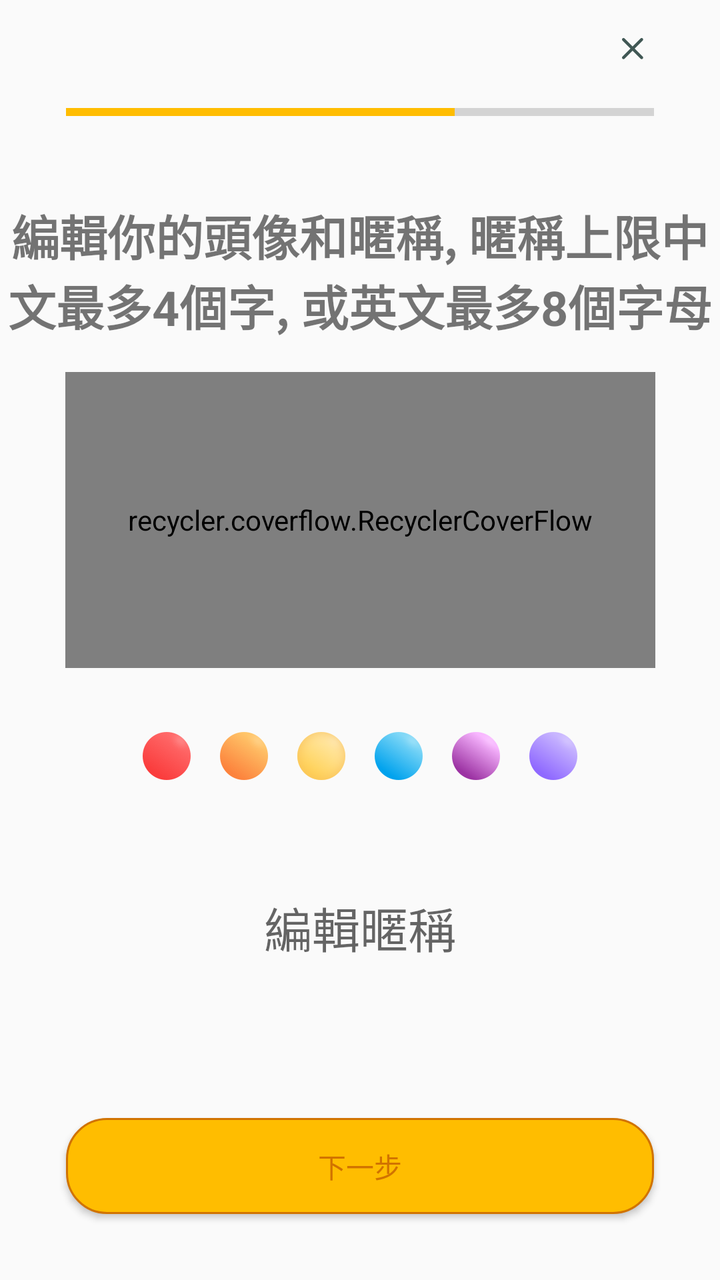
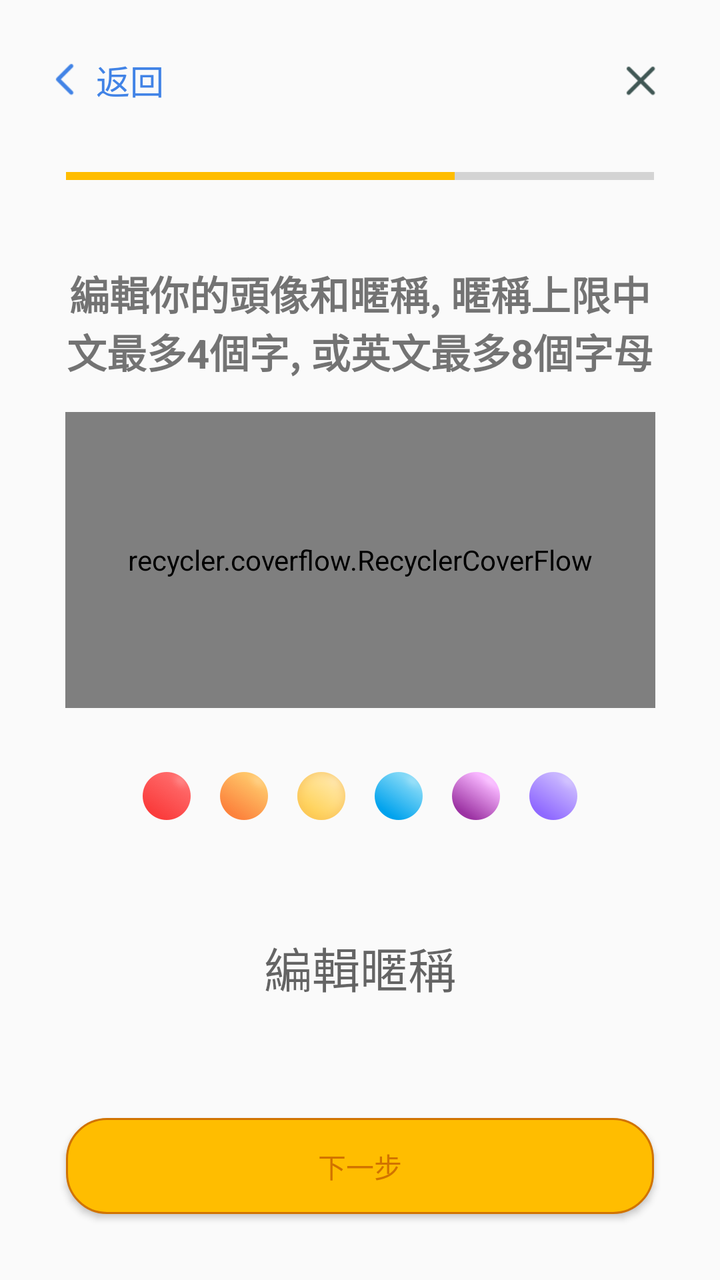

Compare the two renders of this Android layout. The source of the first and the diff that turns it into the second are given below.
<!-- AndroidManifest.xml: application theme Theme.TeamWalk -->
<!-- res/layout/activity_avatar.xml -->
<?xml version="1.0" encoding="utf-8"?>
<androidx.constraintlayout.widget.ConstraintLayout xmlns:android="http://schemas.android.com/apk/res/android"
    xmlns:app="http://schemas.android.com/apk/res-auto"
    xmlns:tools="http://schemas.android.com/tools"
    android:layout_width="match_parent"
    android:layout_height="match_parent"
    tools:context=".ui.onboarding.AvatarActivity">

    <Button
        android:id="@+id/onboarding_skip_button"
        android:layout_width="0dp"
        android:layout_height="wrap_content"
        android:layout_marginEnd="32dp"
        android:layout_marginBottom="8dp"
        android:background="@android:color/transparent"
        android:drawableEnd="@drawable/close"
        app:layout_constraintBottom_toTopOf="@+id/progressBar"
        app:layout_constraintEnd_toEndOf="parent"
        app:layout_constraintTop_toTopOf="parent" />

    <ProgressBar
        android:id="@+id/progressBar"
        style="?android:attr/progressBarStyleHorizontal"
        android:layout_width="0dp"
        android:layout_height="wrap_content"
        android:layout_marginStart="16pt"
        android:layout_marginEnd="16pt"
        android:progress="66"
        android:progressTint="@color/colorPrimary"
        app:layout_constraintEnd_toEndOf="parent"
        app:layout_constraintStart_toStartOf="parent"
        app:layout_constraintTop_toBottomOf="@+id/onboarding_skip_button" />

    <TextView
        android:id="@+id/textView"
        android:layout_width="wrap_content"
        android:layout_height="wrap_content"
        android:layout_marginStart="32dp"
        android:layout_marginTop="36dp"
        android:layout_marginEnd="32dp"
        android:layout_marginBottom="16dp"
        android:text="@string/onboard_avatar_nickname"
        android:textAlignment="center"
        android:textSize="24sp"
        android:textStyle="bold"
        app:layout_constraintBottom_toTopOf="@+id/onboarding_recyclerCoverFlow_avatar"
        app:layout_constraintEnd_toEndOf="parent"
        app:layout_constraintStart_toStartOf="parent"
        app:layout_constraintTop_toBottomOf="@+id/progressBar" />

    <recycler.coverflow.RecyclerCoverFlow
        android:id="@+id/onboarding_recyclerCoverFlow_avatar"
        android:layout_width="295dp"
        android:layout_height="148dp"
        android:layout_marginTop="16dp"
        android:layout_marginBottom="8dp"
        app:layout_constraintEnd_toEndOf="parent"
        app:layout_constraintStart_toStartOf="parent"
        app:layout_constraintTop_toBottomOf="@+id/textView" />

    <LinearLayout
        android:id="@+id/linearLayout"
        android:layout_width="0dp"
        android:layout_height="40dp"
        android:layout_marginStart="64dp"
        android:layout_marginTop="24dp"
        android:layout_marginEnd="64dp"
        android:orientation="horizontal"
        app:layout_constraintEnd_toEndOf="parent"
        app:layout_constraintStart_toStartOf="parent"
        app:layout_constraintTop_toBottomOf="@+id/onboarding_recyclerCoverFlow_avatar">

        <ImageButton
            android:id="@+id/onboarding_imageButton_red"
            android:layout_width="wrap_content"
            android:layout_height="wrap_content"
            android:layout_margin="5dp"
            android:layout_weight="1"
            android:background="@android:color/transparent"
            android:paddingHorizontal="9dp"
            android:paddingVertical="3dp"
            app:srcCompat="@drawable/dot_red" />

        <ImageButton
            android:id="@+id/onboarding_imageButton_orange"
            android:layout_width="wrap_content"
            android:layout_height="wrap_content"
            android:layout_margin="5dp"
            android:layout_weight="1"
            android:background="@android:color/transparent"
            android:paddingHorizontal="9dp"
            android:paddingVertical="3dp"
            app:srcCompat="@drawable/dot_orange" />

        <ImageButton
            android:id="@+id/onboarding_imageButton_yellow"
            android:layout_width="wrap_content"
            android:layout_height="wrap_content"
            android:layout_margin="5dp"
            android:layout_weight="1"
            android:background="@android:color/transparent"
            android:paddingHorizontal="9dp"
            android:paddingVertical="3dp"
            app:srcCompat="@drawable/dot_yellow" />

        <ImageButton
            android:id="@+id/onboarding_imageButton_blue"
            android:layout_width="wrap_content"
            android:layout_height="wrap_content"
            android:layout_margin="5dp"
            android:layout_weight="1"
            android:background="@android:color/transparent"
            android:paddingHorizontal="9dp"
            android:paddingVertical="3dp"
            app:srcCompat="@drawable/dot_blue" />

        <ImageButton
            android:id="@+id/onboarding_imageButton_purple"
            android:layout_width="wrap_content"
            android:layout_height="wrap_content"
            android:layout_margin="5dp"
            android:layout_weight="1"
            android:background="@android:color/transparent"
            android:paddingHorizontal="9dp"
            android:paddingVertical="3dp"
            app:srcCompat="@drawable/dot_purple" />

        <ImageButton
            android:id="@+id/onboarding_imageButton_royalpurple"
            android:layout_width="wrap_content"
            android:layout_height="wrap_content"
            android:layout_margin="5dp"
            android:layout_weight="1"
            android:background="@android:color/transparent"
            android:paddingHorizontal="9dp"
            android:paddingVertical="3dp"
            app:srcCompat="@drawable/dot_royalpurple" />

    </LinearLayout>

    <EditText
        android:id="@+id/onboarding_editText_nickname"
        android:layout_width="200dp"
        android:layout_height="wrap_content"
        android:layout_marginTop="48dp"
        android:background="@null"
        android:ems="10"
        android:hint="@string/onboard_edit_nickname"
        android:inputType="textPersonName"
        android:textAlignment="center"
        android:imeOptions="actionDone"
        android:textSize="24sp"
        app:layout_constraintEnd_toEndOf="parent"
        app:layout_constraintStart_toStartOf="parent"
        app:layout_constraintTop_toBottomOf="@+id/linearLayout" />


    <Button
        android:id="@+id/onboarding_next_button"
        android:layout_width="match_parent"
        android:layout_height="wrap_content"
        android:layout_marginStart="16pt"
        android:layout_marginEnd="16pt"
        android:layout_marginBottom="16pt"
        android:background="@drawable/button_style"
        android:elevation="3dp"
        android:text="@string/next_step"
        android:textColor="@color/colorLinkText"
        app:layout_constraintBottom_toBottomOf="parent"
        app:layout_constraintEnd_toEndOf="parent"
        app:layout_constraintStart_toStartOf="parent" />
</androidx.constraintlayout.widget.ConstraintLayout>
<!-- resources referenced by this layout -->
<resources>
  <color name="colorLinkText">#d17300</color>
  <color name="colorPrimary">#ffbd00</color>
  <!-- drawable button_style (drawable) -->
  <?xml version="1.0" encoding="utf-8"?>
  <shape xmlns:android="http://schemas.android.com/apk/res/android" android:shape="rectangle">
      <solid android:color="#ffbd00"/>
      <stroke android:width="1dp" android:color="#d17300" />
      <corners android:radius="20dp"/>
  </shape>
  <!-- drawable close: png bitmap (drawable-mdpi, 419 bytes) -->
  <!-- drawable dot_blue: png bitmap (drawable-mdpi, 1224 bytes) -->
  <!-- drawable dot_orange: png bitmap (drawable-mdpi, 1238 bytes) -->
  <!-- drawable dot_purple: png bitmap (drawable-mdpi, 1261 bytes) -->
  <!-- drawable dot_red: png bitmap (drawable-mdpi, 1095 bytes) -->
  <!-- drawable dot_royalpurple: png bitmap (drawable-mdpi, 1113 bytes) -->
  <!-- drawable dot_yellow: png bitmap (drawable-mdpi, 1253 bytes) -->
  <string name="next_step">下一步</string>
  <string name="onboard_avatar_nickname">編輯你的頭像和暱稱, 暱稱上限中文最多4個字, 或英文最多8個字母</string>
  <string name="onboard_edit_nickname">編輯暱稱</string>
  <style name="Theme.TeamWalk" parent="Base.Theme.TeamWalk" />
  <style name="Base.Theme.TeamWalk" parent="Theme.AppCompat.Light.NoActionBar">
  
  
  
  
  
  
          <item name="colorPrimary">@color/colorPrimary</item>
          <item name="colorPrimaryDark">@color/colorPrimaryDark</item>
          <item name="colorAccent">@color/colorAccent</item>
      </style>
  <color name="colorPrimaryDark">#d17300</color>
  <color name="colorAccent">#03DAC5</color>
</resources>

<!-- the commit's change to res/layout/activity_avatar.xml (unified diff, before → after) -->
@@ -6,17 +6,51 @@
     android:layout_height="match_parent"
     tools:context=".ui.onboarding.AvatarActivity">
 
-    <Button
+    <LinearLayout
+        android:id="@+id/back"
+        android:layout_width="wrap_content"
+        android:layout_height="0dp"
+        android:gravity="center_vertical"
+        android:orientation="horizontal"
+        android:paddingStart="@dimen/base2"
+        android:paddingEnd="@dimen/base2"
+        app:layout_constraintBottom_toBottomOf="@+id/onboarding_skip_button"
+        app:layout_constraintEnd_toStartOf="@+id/onboarding_skip_button"
+        app:layout_constraintHorizontal_bias="0"
+        app:layout_constraintStart_toStartOf="parent"
+        app:layout_constraintTop_toTopOf="@+id/onboarding_skip_button">
+
+        <ImageButton
+            android:layout_width="@dimen/base4"
+            android:layout_height="@dimen/base4"
+            android:background="@android:color/transparent"
+            android:contentDescription="@string/go_back"
+            android:scaleType="fitXY"
+            app:srcCompat="@drawable/back"
+            app:tint="@color/blue_onboarding_back" />
+
+        <TextView
+            android:layout_width="wrap_content"
+            android:layout_height="wrap_content"
+            android:text="@string/go_back"
+            android:textSize="@dimen/text_17sp"
+            android:textColor="@color/blue_onboarding_back" />
+
+    </LinearLayout>
+
+    <ImageButton
         android:id="@+id/onboarding_skip_button"
-        android:layout_width="0dp"
-        android:layout_height="wrap_content"
-        android:layout_marginEnd="32dp"
-        android:layout_marginBottom="8dp"
+        android:layout_width="@dimen/base6"
+        android:layout_height="@dimen/base6"
+        android:layout_marginStart="@dimen/base2"
+        android:layout_marginTop="@dimen/base2"
+        android:layout_marginEnd="@dimen/base2"
         android:background="@android:color/transparent"
-        android:drawableEnd="@drawable/close"
-        app:layout_constraintBottom_toTopOf="@+id/progressBar"
-        app:layout_constraintEnd_toEndOf="parent"
-        app:layout_constraintTop_toTopOf="parent" />
+        android:padding="@dimen/base1"
+        android:scaleType="fitXY"
+        app:layout_constraintEnd_toEndOf="parent"
+        app:layout_constraintTop_toTopOf="parent"
+        app:srcCompat="@drawable/close" />
 
     <ProgressBar
         android:id="@+id/progressBar"
@@ -24,6 +58,7 @@
         android:layout_width="0dp"
         android:layout_height="wrap_content"
         android:layout_marginStart="16pt"
+        android:layout_marginTop="@dimen/base2"
         android:layout_marginEnd="16pt"
         android:progress="66"
         android:progressTint="@color/colorPrimary"
@@ -33,7 +68,7 @@
 
     <TextView
         android:id="@+id/textView"
-        android:layout_width="wrap_content"
+        android:layout_width="0dp"
         android:layout_height="wrap_content"
         android:layout_marginStart="32dp"
         android:layout_marginTop="36dp"
@@ -41,7 +76,7 @@
         android:layout_marginBottom="16dp"
         android:text="@string/onboard_avatar_nickname"
         android:textAlignment="center"
-        android:textSize="24sp"
+        android:textSize="@dimen/text_20sp"
         android:textStyle="bold"
         app:layout_constraintBottom_toTopOf="@+id/onboarding_recyclerCoverFlow_avatar"
         app:layout_constraintEnd_toEndOf="parent"
@@ -146,9 +181,9 @@
         android:background="@null"
         android:ems="10"
         android:hint="@string/onboard_edit_nickname"
+        android:imeOptions="actionDone"
         android:inputType="textPersonName"
         android:textAlignment="center"
-        android:imeOptions="actionDone"
         android:textSize="24sp"
         app:layout_constraintEnd_toEndOf="parent"
         app:layout_constraintStart_toStartOf="parent"
<!-- resource entries referenced after the edit -->
@@ -1,7 +1,15 @@
 <!-- resources referenced by this layout -->
 <resources>
+  <color name="blue_onboarding_back">#4183E6</color>
   <color name="colorLinkText">#d17300</color>
   <color name="colorPrimary">#ffbd00</color>
+  <dimen name="base1">8dp</dimen>
+  <dimen name="base2">16dp</dimen>
+  <dimen name="base4">32dp</dimen>
+  <dimen name="base6">48dp</dimen>
+  <dimen name="text_17sp">17sp</dimen>
+  <dimen name="text_20sp">20sp</dimen>
+  <!-- drawable back: png bitmap (drawable-mdpi, 289 bytes) -->
   <!-- drawable button_style (drawable) -->
   <?xml version="1.0" encoding="utf-8"?>
   <shape xmlns:android="http://schemas.android.com/apk/res/android" android:shape="rectangle">
@@ -16,6 +24,7 @@
   <!-- drawable dot_red: png bitmap (drawable-mdpi, 1095 bytes) -->
   <!-- drawable dot_royalpurple: png bitmap (drawable-mdpi, 1113 bytes) -->
   <!-- drawable dot_yellow: png bitmap (drawable-mdpi, 1253 bytes) -->
+  <string name="go_back">返回</string>
   <string name="next_step">下一步</string>
   <string name="onboard_avatar_nickname">編輯你的頭像和暱稱, 暱稱上限中文最多4個字, 或英文最多8個字母</string>
   <string name="onboard_edit_nickname">編輯暱稱</string>
